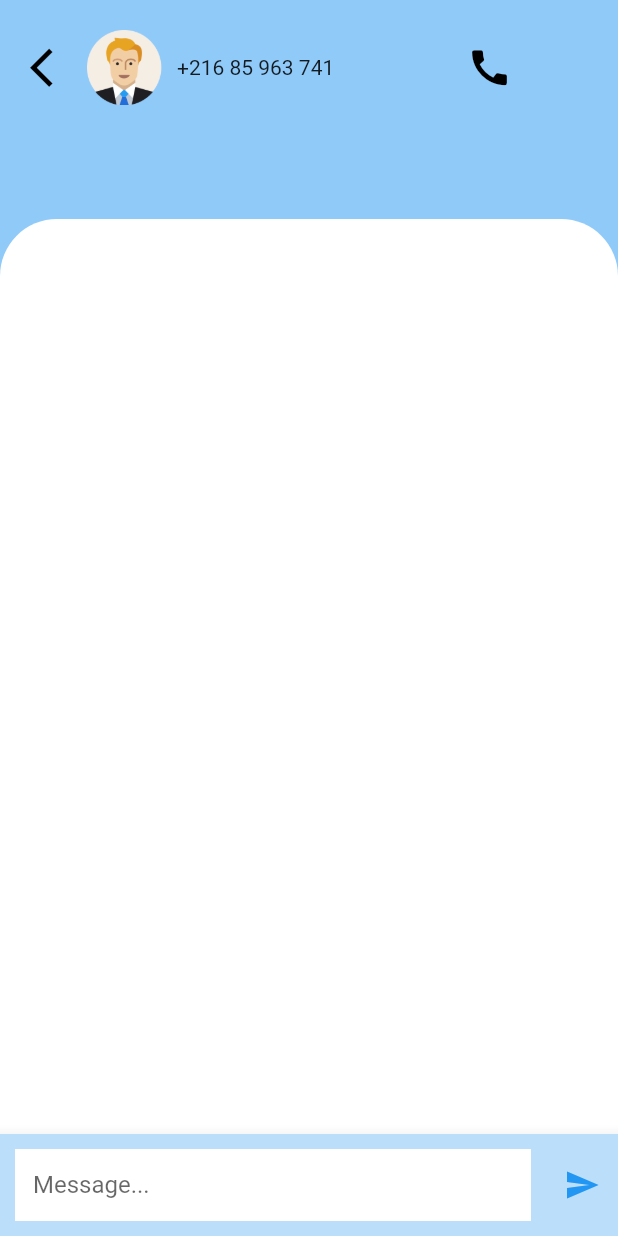
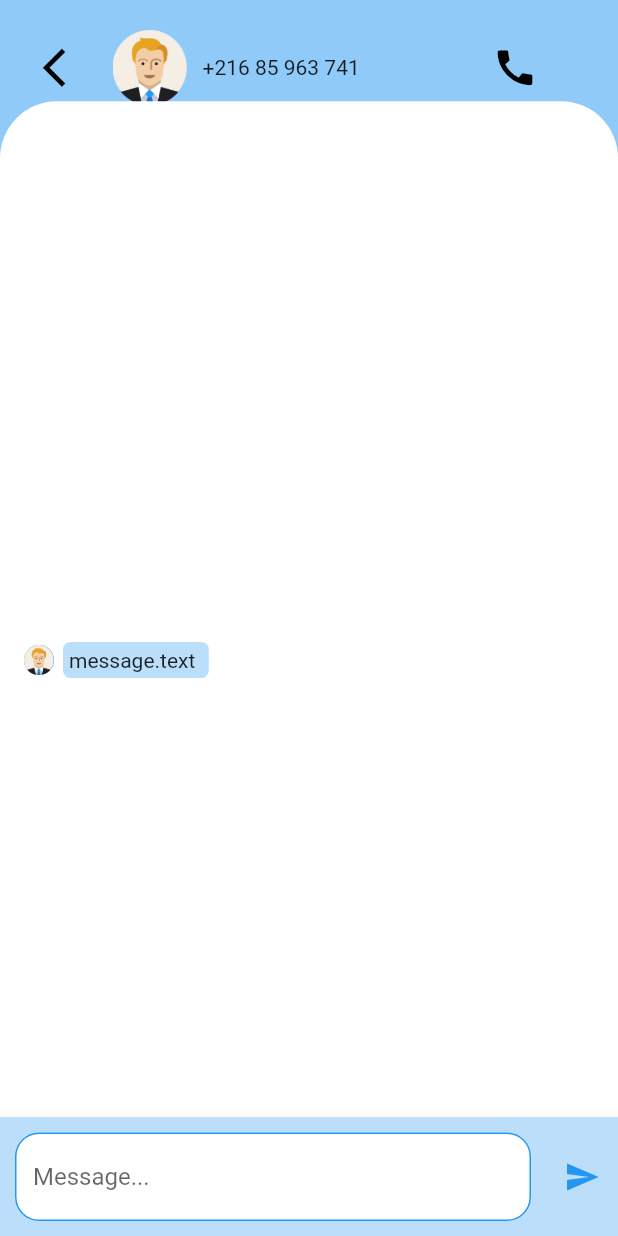
Before and after one commit to Riadhchibani/checkOut, a Flutter app: the MessengerPage screen opened directly, on a phone screen of 412 x 824 dp. Run offline on Flutter 3.47's test engine with Material 2 defaults, Android fonts, the phone set to English and light mode, and no system bars; our stand-ins replace flutter_svg.

Commit message:
still work in it

```diff
--- a/lib/messengerPage/messangerApp.dart
+++ b/lib/messengerPage/messengerApp.dart
@@ -1,5 +1,4 @@
 import 'package:flutter/material.dart';
-//import 'package:flutter_svg/flutter_svg.dart';
 
 class MessengerPage extends StatefulWidget {
   const MessengerPage({Key? key}) : super(key: key);
@@ -15,36 +14,9 @@ class MyStateFulWidgetMessengerApp extends State<MessengerPage> {
 
   var linkImage = 'assets/images/personIcon.png';
   var enableMessage = false;
+  var listOfMessage;
 
-  Widget upWidgetOfMessenget(name) => Row(
-        children: [
-          Icon(
-            Icons.arrow_back_ios,
-            size: 31,
-            color: Colors.black,
-          ),
-          Padding(padding: EdgeInsets.only(left: 7)),
-          Image.asset(
-            '${linkImage}',
-            width: 50,
-            height: 50,
-          ),
-          Padding(padding: EdgeInsets.only(left: 10)),
-          Text('${name}'),
-          Padding(
-            padding: EdgeInsets.only(left: 88),
-            child: Icon(
-              Icons.call,
-              size: 31,
-              color: Colors.black,
-            ),
-          ),
-        ],
-      );
-
-  Widget blockOfMessage(message) => Row(
-        textDirection: TextDirection.rtl,
-        children: [
+  Widget blockOfMessage(message) => Row(children: [
         Padding(
           padding: EdgeInsets.all(6),
           child: CircleAvatar(
@@ -70,8 +42,7 @@ class MyStateFulWidgetMessengerApp extends State<MessengerPage> {
             ),
           ),
         ),
-        ],
-      );
+      ]);
 
   @override
   Widget build(BuildContext context) {
@@ -83,17 +54,32 @@ class MyStateFulWidgetMessengerApp extends State<MessengerPage> {
             Positioned(
               top: 20,
               left: 20,
-              child: upWidgetOfMessenget(name),
+              child: upWidgetOfMessenge(name),
             ),
+
+            //Right side
+            Align(
+              child: Container(
+                child: Padding(
+                    padding: EdgeInsets.all(10),
+                    child: blockOfMessage('message.textss')),
+                height: 610.0,
+                decoration: BoxDecoration(
+                  color: Colors.white,
+                  borderRadius: BorderRadius.only(
+                    topLeft: Radius.circular(38.0),
+                    topRight: Radius.circular(38.0),
+                  ),
+                ),
+              ),
+            ),
+            //left side
             Align(
               alignment: Alignment.bottomCenter,
               child: Container(
-                alignment: Alignment.bottomRight,
                 child: Padding(
                   padding: EdgeInsets.all(10),
-                  child: (enableMessage == true
-                      ? blockOfMessage(message.text)
-                      : null),
+                  child: blockOfMessage('message.text'),
                 ),
                 height: 610.0,
                 decoration: BoxDecoration(
@@ -120,11 +106,10 @@ class MyStateFulWidgetMessengerApp extends State<MessengerPage> {
                   autofocus: false,
                   decoration: InputDecoration(
                     fillColor: Colors.white,
-                    border: InputBorder.none,
-                    focusedBorder: InputBorder.none,
-                    enabledBorder: InputBorder.none,
-                    errorBorder: InputBorder.none,
-                    disabledBorder: InputBorder.none,
+                    enabledBorder: OutlineInputBorder(
+                      borderRadius: BorderRadius.all(Radius.circular(16)),
+                      borderSide: BorderSide(width: 1, color: Colors.blue),
+                    ),
                     filled: true,
                     hintText: 'Message...',
                   ),
@@ -147,4 +132,35 @@ class MyStateFulWidgetMessengerApp extends State<MessengerPage> {
       ),
     );
   }
+
+  Widget upWidgetOfMessenge(name) => Row(
+        children: [
+          IconButton(
+            onPressed: () {
+              Navigator.pop(context);
+            },
+            icon: Icon(
+              Icons.arrow_back_ios,
+              size: 31,
+              color: Colors.black,
+            ),
+          ),
+          Padding(padding: EdgeInsets.only(left: 7)),
+          Image.asset(
+            '$linkImage',
+            width: 50,
+            height: 50,
+          ),
+          Padding(padding: EdgeInsets.only(left: 10)),
+          Text('$name'),
+          Padding(
+            padding: EdgeInsets.only(left: 88),
+            child: Icon(
+              Icons.call,
+              size: 31,
+              color: Colors.black,
+            ),
+          ),
+        ],
+      );
 }
--- a/pubspec.yaml
+++ b/pubspec.yaml
@@ -53,6 +53,7 @@ flutter:
       - assets/SVGs/logoAppFulter.svg
       - assets/SVGs/githubSVG.svg
       - assets/images/riadhImage.jpg
+      - assets/images/womenAvatar.png
 
 
 
```
Also changed, not shown: lib/homePage.dart/homePage.dart (+110 -86 lines), lib/router/customRoutingApp.dart (added, +56 -0 lines), assets/images/womenAvatar.png (added). Lines whose indentation alone changed are shown as unchanged.
